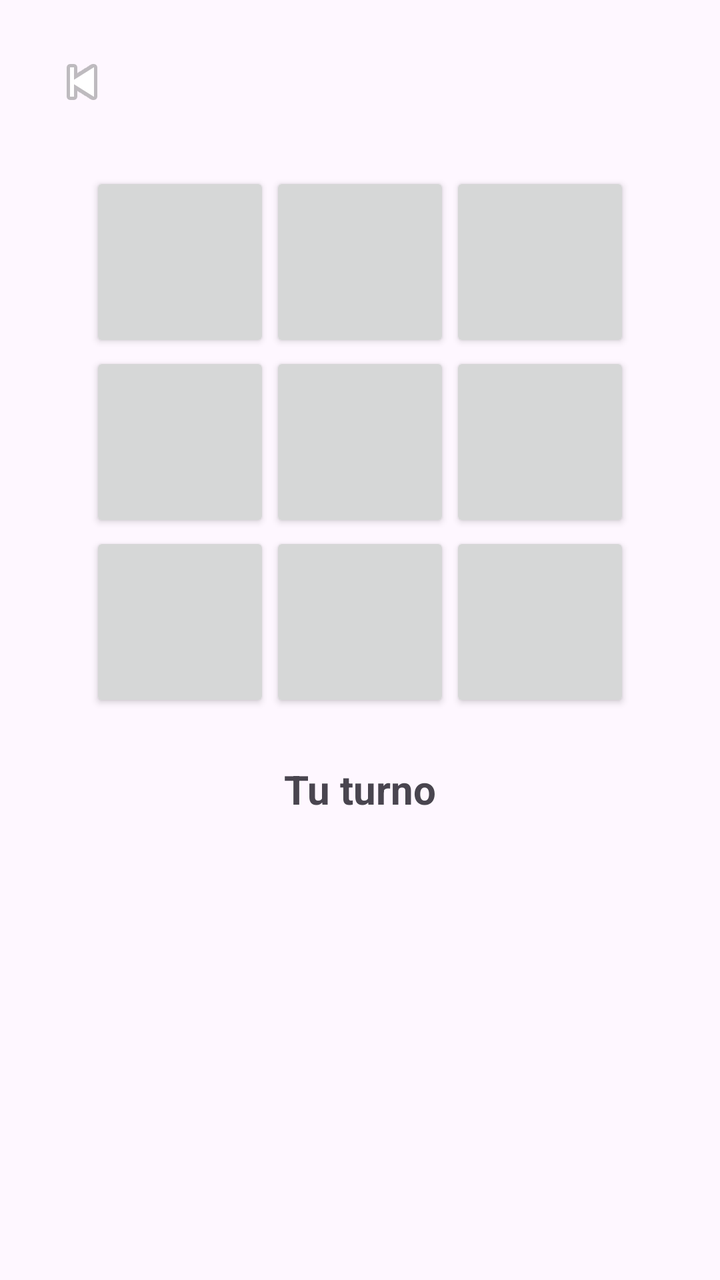
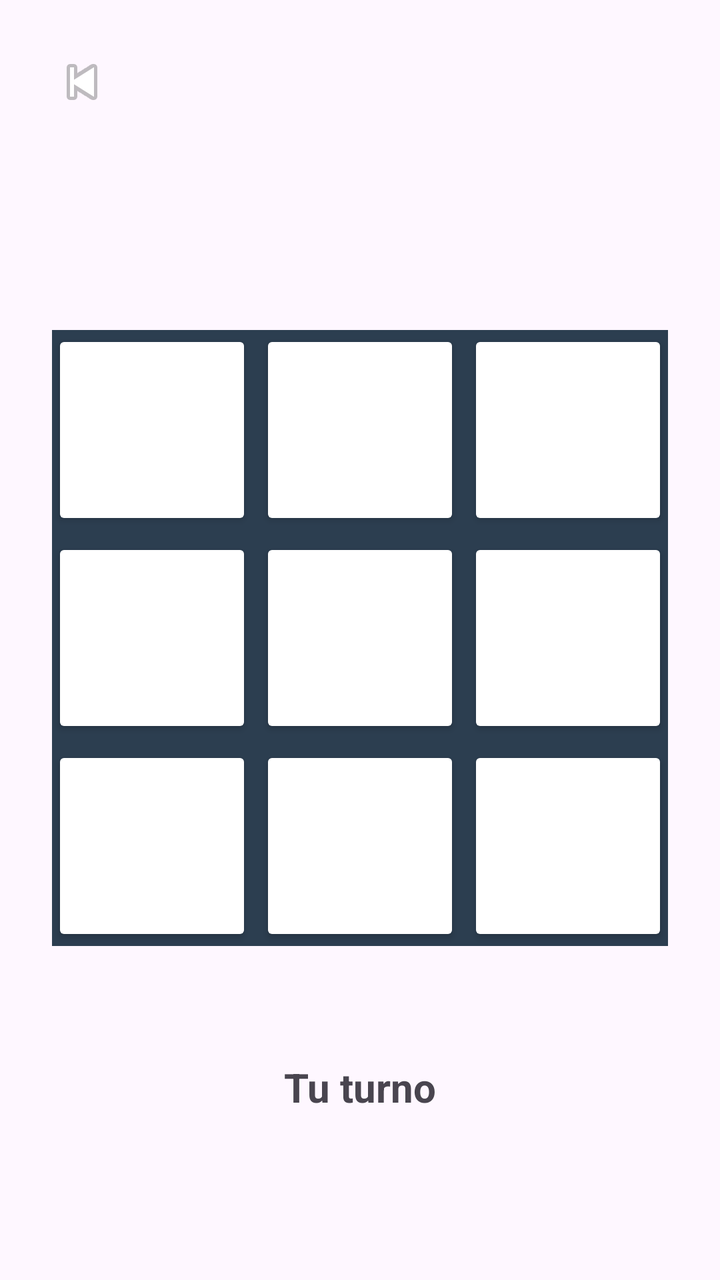

Before-and-after screenshots of an Android layout around one commit, followed by the original layout XML and the change that was made.
<!-- AndroidManifest.xml: application theme Theme.ProyectoEDD -->
<!-- res/layout/activity_juego.xml -->
<?xml version="1.0" encoding="utf-8"?>
<LinearLayout
    xmlns:android="http://schemas.android.com/apk/res/android"
    android:layout_width="match_parent"
    android:layout_height="match_parent"
    android:orientation="vertical"
    android:padding="16dp">

    
    <ImageButton
        android:id="@+id/btnRegresar"
        android:layout_width="50dp"
        android:layout_height="50dp"
        android:background="?attr/selectableItemBackgroundBorderless"
        android:contentDescription="Regresar"
        android:src="@android:drawable/ic_media_previous" />

    
    <Space
        android:layout_width="match_parent"
        android:layout_height="20dp" />

    
    <GridLayout
        android:id="@+id/cuadriculaUI"
        android:layout_width="wrap_content"
        android:layout_height="wrap_content"
        android:layout_gravity="center"
        android:rowCount="3"
        android:columnCount="3">

        <Button
            android:id="@+id/casilla00"
            android:layout_width="90dp"
            android:layout_height="90dp"
            android:text=""
            android:textSize="30sp" />

        <Button
            android:id="@+id/casilla01"
            android:layout_width="90dp"
            android:layout_height="90dp"
            android:text=""
            android:textSize="30sp" />

        <Button
            android:id="@+id/casilla02"
            android:layout_width="90dp"
            android:layout_height="90dp"
            android:text=""
            android:textSize="30sp" />

        <Button
            android:id="@+id/casilla10"
            android:layout_width="90dp"
            android:layout_height="90dp"
            android:text=""
            android:textSize="30sp" />

        <Button
            android:id="@+id/casilla11"
            android:layout_width="90dp"
            android:layout_height="90dp"
            android:text=""
            android:textSize="30sp" />

        <Button
            android:id="@+id/casilla12"
            android:layout_width="90dp"
            android:layout_height="90dp"
            android:text=""
            android:textSize="30sp" />

        <Button
            android:id="@+id/casilla20"
            android:layout_width="90dp"
            android:layout_height="90dp"
            android:text=""
            android:textSize="30sp" />

        <Button
            android:id="@+id/casilla21"
            android:layout_width="90dp"
            android:layout_height="90dp"
            android:text=""
            android:textSize="30sp" />

        <Button
            android:id="@+id/casilla22"
            android:layout_width="90dp"
            android:layout_height="90dp"
            android:text=""
            android:textSize="30sp" />

    </GridLayout>

    
    <TextView
        android:id="@+id/tvTurno"
        android:layout_width="wrap_content"
        android:layout_height="wrap_content"
        android:layout_gravity="center"
        android:layout_marginTop="25dp"
        android:text="Tu turno"
        android:textSize="20sp"
        android:textStyle="bold" />

    <TextView
        android:id="@+id/tvRecomendacion"
        android:layout_width="wrap_content"
        android:layout_height="wrap_content"
        android:layout_gravity="center"
        android:layout_marginTop="10dp"
        android:text=""
        android:textSize="18sp"
        android:visibility="gone" />

    
    <TextView
        android:id="@+id/tvResultado"
        android:layout_width="wrap_content"
        android:layout_height="wrap_content"
        android:layout_gravity="center"
        android:layout_marginTop="15dp"
        android:text=""
        android:textSize="24sp"
        android:textStyle="bold"
        android:visibility="gone" />

    
    <Button
        android:id="@+id/btnJugarDeNuevo"
        android:layout_width="wrap_content"
        android:layout_height="wrap_content"
        android:layout_gravity="center"
        android:layout_marginTop="20dp"
        android:text="Jugar de nuevo"
        android:visibility="gone" />

</LinearLayout>
<!-- resources referenced by this layout -->
<resources>
  <style name="Theme.ProyectoEDD" parent="Base.Theme.ProyectoEDD" />
  <style name="Base.Theme.ProyectoEDD" parent="Theme.Material3.DayNight.NoActionBar">
          
          
      </style>
</resources>

<!-- the commit's change to res/layout/activity_juego.xml (unified diff, before → after) -->
@@ -1,6 +1,7 @@
 <?xml version="1.0" encoding="utf-8"?>
 <LinearLayout
     xmlns:android="http://schemas.android.com/apk/res/android"
+    xmlns:app="http://schemas.android.com/apk/res-auto"
     android:layout_width="match_parent"
     android:layout_height="match_parent"
     android:orientation="vertical"
@@ -18,7 +19,8 @@
     
     <Space
         android:layout_width="match_parent"
-        android:layout_height="20dp" />
+        android:layout_height="0dp"
+        android:layout_weight="1" />
 
     
     <GridLayout
@@ -26,71 +28,67 @@
         android:layout_width="wrap_content"
         android:layout_height="wrap_content"
         android:layout_gravity="center"
-        android:rowCount="3"
-        android:columnCount="3">
+        android:layout_marginTop="32dp"
+        android:layout_marginBottom="32dp"
+        android:background="#2C3E50"
+        android:columnCount="3"
+        android:rowCount="3">
 
-        <Button
-            android:id="@+id/casilla00"
-            android:layout_width="90dp"
-            android:layout_height="90dp"
-            android:text=""
-            android:textSize="30sp" />
+        
+        <Button android:id="@+id/casilla00"
+            android:layout_width="100dp" android:layout_height="100dp"
+            android:layout_marginEnd="4dp" android:layout_marginBottom="4dp"
+            app:backgroundTint="#FFFFFF" android:textColor="#2C3E50" android:textSize="50sp" android:textStyle="bold"
+            app:cornerRadius="0dp" android:insetTop="0dp" android:insetBottom="0dp" android:insetLeft="0dp" android:insetRight="0dp"/>
 
-        <Button
-            android:id="@+id/casilla01"
-            android:layout_width="90dp"
-            android:layout_height="90dp"
-            android:text=""
-            android:textSize="30sp" />
+        <Button android:id="@+id/casilla01"
+            android:layout_width="100dp" android:layout_height="100dp"
+            android:layout_marginEnd="4dp" android:layout_marginBottom="4dp"
+            app:backgroundTint="#FFFFFF" android:textColor="#2C3E50" android:textSize="50sp" android:textStyle="bold"
+            app:cornerRadius="0dp" android:insetTop="0dp" android:insetBottom="0dp" android:insetLeft="0dp" android:insetRight="0dp"/>
 
-        <Button
-            android:id="@+id/casilla02"
-            android:layout_width="90dp"
-            android:layout_height="90dp"
-            android:text=""
-            android:textSize="30sp" />
+        <Button android:id="@+id/casilla02"
+            android:layout_width="100dp" android:layout_height="100dp"
+            android:layout_marginBottom="4dp"
+            app:backgroundTint="#FFFFFF" android:textColor="#2C3E50" android:textSize="50sp" android:textStyle="bold"
+            app:cornerRadius="0dp" android:insetTop="0dp" android:insetBottom="0dp" android:insetLeft="0dp" android:insetRight="0dp"/>
 
-        <Button
-            android:id="@+id/casilla10"
-            android:layout_width="90dp"
-            android:layout_height="90dp"
-            android:text=""
-            android:textSize="30sp" />
+        
+        <Button android:id="@+id/casilla10"
+            android:layout_width="100dp" android:layout_height="100dp"
+            android:layout_marginEnd="4dp" android:layout_marginBottom="4dp"
+            app:backgroundTint="#FFFFFF" android:textColor="#2C3E50" android:textSize="50sp" android:textStyle="bold"
+            app:cornerRadius="0dp" android:insetTop="0dp" android:insetBottom="0dp" android:insetLeft="0dp" android:insetRight="0dp"/>
 
-        <Button
-            android:id="@+id/casilla11"
-            android:layout_width="90dp"
-            android:layout_height="90dp"
-            android:text=""
-            android:textSize="30sp" />
+        <Button android:id="@+id/casilla11"
+            android:layout_width="100dp" android:layout_height="100dp"
+            android:layout_marginEnd="4dp" android:layout_marginBottom="4dp"
+            app:backgroundTint="#FFFFFF" android:textColor="#2C3E50" android:textSize="50sp" android:textStyle="bold"
+            app:cornerRadius="0dp" android:insetTop="0dp" android:insetBottom="0dp" android:insetLeft="0dp" android:insetRight="0dp"/>
 
-        <Button
-            android:id="@+id/casilla12"
-            android:layout_width="90dp"
-            android:layout_height="90dp"
-            android:text=""
-            android:textSize="30sp" />
+        <Button android:id="@+id/casilla12"
+            android:layout_width="100dp" android:layout_height="100dp"
+            android:layout_marginBottom="4dp"
+            app:backgroundTint="#FFFFFF" android:textColor="#2C3E50" android:textSize="50sp" android:textStyle="bold"
+            app:cornerRadius="0dp" android:insetTop="0dp" android:insetBottom="0dp" android:insetLeft="0dp" android:insetRight="0dp"/>
 
-        <Button
-            android:id="@+id/casilla20"
-            android:layout_width="90dp"
-            android:layout_height="90dp"
-            android:text=""
-            android:textSize="30sp" />
+        
+        <Button android:id="@+id/casilla20"
+            android:layout_width="100dp" android:layout_height="100dp"
+            android:layout_marginEnd="4dp"
+            app:backgroundTint="#FFFFFF" android:textColor="#2C3E50" android:textSize="50sp" android:textStyle="bold"
+            app:cornerRadius="0dp" android:insetTop="0dp" android:insetBottom="0dp" android:insetLeft="0dp" android:insetRight="0dp"/>
 
-        <Button
-            android:id="@+id/casilla21"
-            android:layout_width="90dp"
-            android:layout_height="90dp"
-            android:text=""
-            android:textSize="30sp" />
+        <Button android:id="@+id/casilla21"
+            android:layout_width="100dp" android:layout_height="100dp"
+            android:layout_marginEnd="4dp"
+            app:backgroundTint="#FFFFFF" android:textColor="#2C3E50" android:textSize="50sp" android:textStyle="bold"
+            app:cornerRadius="0dp" android:insetTop="0dp" android:insetBottom="0dp" android:insetLeft="0dp" android:insetRight="0dp"/>
 
-        <Button
-            android:id="@+id/casilla22"
-            android:layout_width="90dp"
-            android:layout_height="90dp"
-            android:text=""
-            android:textSize="30sp" />
+        <Button android:id="@+id/casilla22"
+            android:layout_width="100dp" android:layout_height="100dp"
+            app:backgroundTint="#FFFFFF" android:textColor="#2C3E50" android:textSize="50sp" android:textStyle="bold"
+            app:cornerRadius="0dp" android:insetTop="0dp" android:insetBottom="0dp" android:insetLeft="0dp" android:insetRight="0dp"/>
 
     </GridLayout>
 
@@ -137,4 +135,10 @@
         android:text="Jugar de nuevo"
         android:visibility="gone" />
 
+    
+    <Space
+        android:layout_width="match_parent"
+        android:layout_height="0dp"
+        android:layout_weight="1" />
+
 </LinearLayout>
